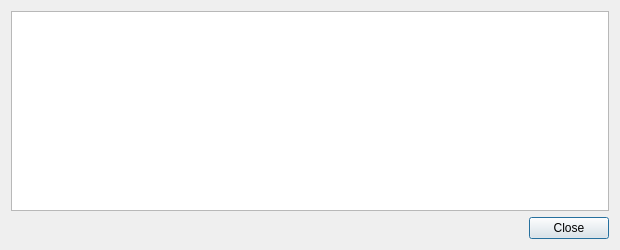
First picture: the form in src/qt/forms/transactiondescdialog.ui, repository ZiftrCOIN/ziftrcoin, before the edit.
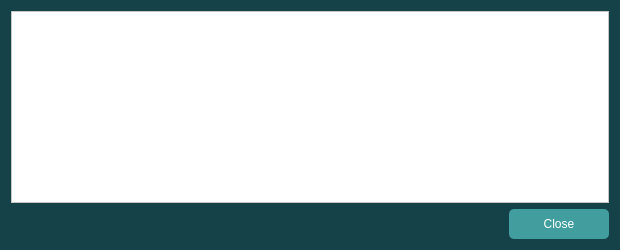
Second picture: the form after the edit.

Commit message: Got background color to work.

The edit to the form file:
```diff
--- a/src/qt/forms/transactiondescdialog.ui
+++ b/src/qt/forms/transactiondescdialog.ui
@@ -13,12 +13,18 @@
   <property name="windowTitle">
    <string>Transaction details</string>
   </property>
+  <property name="styleSheet">
+   <string notr="true">background: #144248;</string>
+  </property>
   <layout class="QVBoxLayout" name="verticalLayout">
    <item>
     <widget class="QTextEdit" name="detailText">
      <property name="toolTip">
       <string>This pane shows a detailed description of the transaction</string>
      </property>
+     <property name="styleSheet">
+      <string notr="true">background: #fff;</string>
+     </property>
      <property name="readOnly">
       <bool>true</bool>
      </property>
@@ -26,6 +32,13 @@
    </item>
    <item>
     <widget class="QDialogButtonBox" name="buttonBox">
+     <property name="styleSheet">
+      <string notr="true">background-color: #419d9e;
+color: #fff;
+height: 30px;
+width: 100px;
+border-radius: 5px;</string>
+     </property>
      <property name="orientation">
       <enum>Qt::Horizontal</enum>
      </property>
```
The commit also changes 5 other files.
